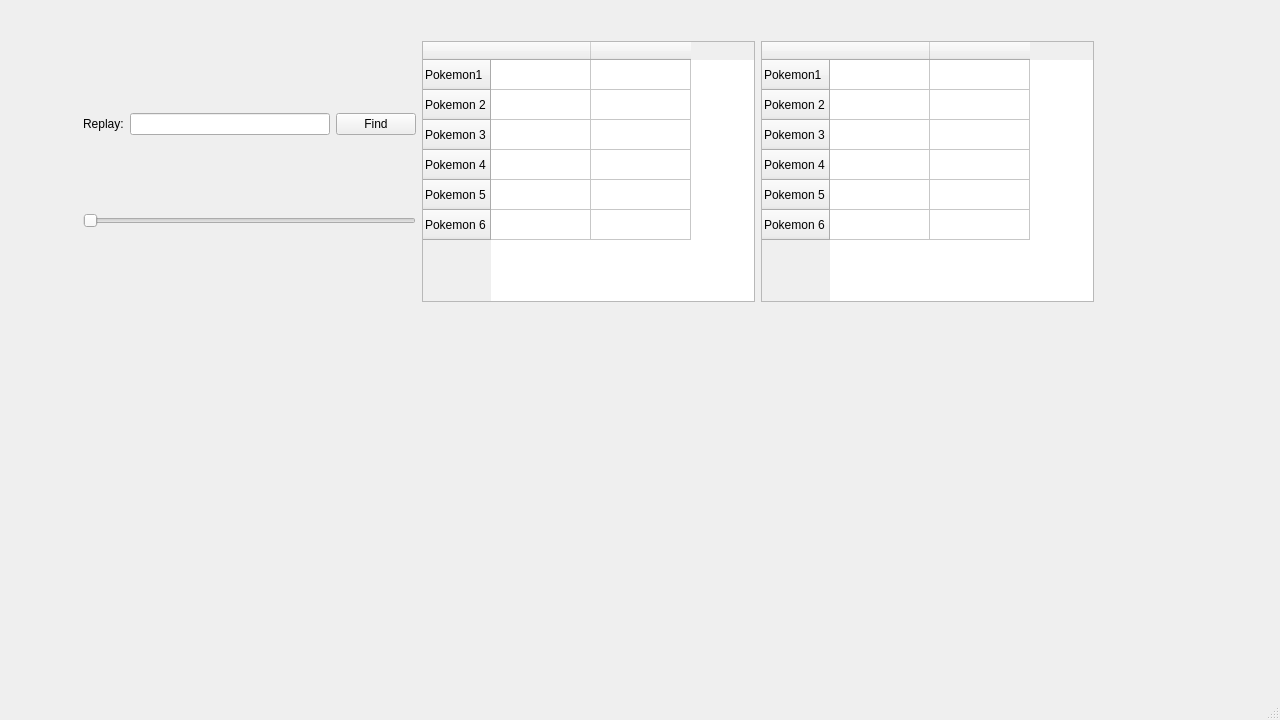
Old version of the form mainwindow.ui in the repository czajkub/ShowRep.
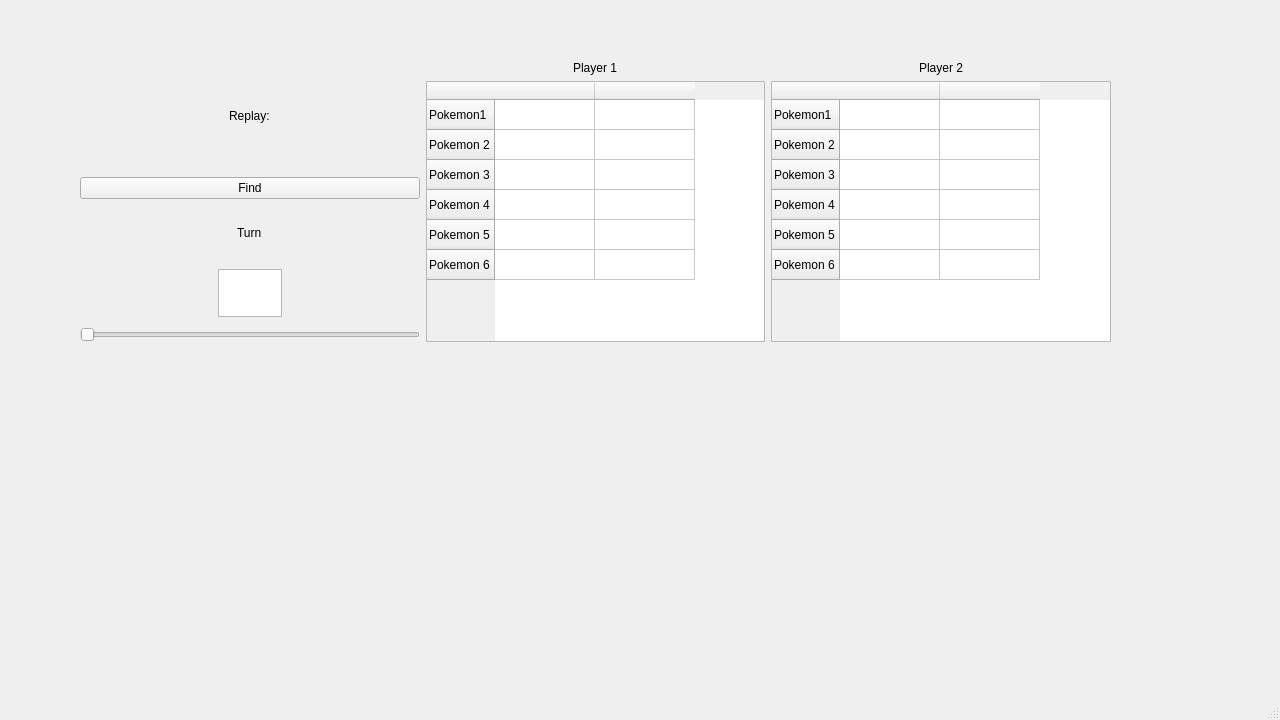
New version of the form.

Commit message: changed way the table is displayed

What changed in the file:
```diff
--- a/mainwindow.ui
+++ b/mainwindow.ui
@@ -17,30 +17,27 @@
    <bool>false</bool>
   </property>
   <widget class="QWidget" name="centralwidget">
-   <widget class="QWidget" name="layoutWidget">
+   <widget class="QWidget" name="">
     <property name="geometry">
      <rect>
-      <x>83</x>
-      <y>41</y>
-      <width>1011</width>
-      <height>261</height>
+      <x>80</x>
+      <y>61</y>
+      <width>1031</width>
+      <height>281</height>
      </rect>
     </property>
-    <layout class="QHBoxLayout" name="horizontalLayout_2">
-     <item>
-      <layout class="QVBoxLayout" name="verticalLayout">
-       <item>
         <layout class="QHBoxLayout" name="horizontalLayout">
          <item>
+      <layout class="QVBoxLayout" name="verticalLayout_3">
+       <item>
+        <layout class="QVBoxLayout" name="verticalLayout">
+         <item alignment="Qt::AlignmentFlag::AlignHCenter">
           <widget class="QLabel" name="fileLabel">
            <property name="text">
             <string>Replay:</string>
            </property>
           </widget>
          </item>
-         <item>
-          <widget class="QLineEdit" name="fileLineEdit"/>
-         </item>
          <item>
           <widget class="QPushButton" name="fileButton">
            <property name="text">
@@ -51,6 +48,25 @@
         </layout>
        </item>
        <item>
+        <layout class="QVBoxLayout" name="verticalLayout_2">
+         <item alignment="Qt::AlignmentFlag::AlignHCenter">
+          <widget class="QLabel" name="turnSliderLabel">
+           <property name="text">
+            <string>Turn</string>
+           </property>
+          </widget>
+         </item>
+         <item alignment="Qt::AlignmentFlag::AlignHCenter|Qt::AlignmentFlag::AlignVCenter">
+          <widget class="QTextEdit" name="textEdit">
+           <property name="maximumSize">
+            <size>
+             <width>64</width>
+             <height>48</height>
+            </size>
+           </property>
+          </widget>
+         </item>
+         <item>
         <widget class="QSlider" name="turnSlider">
          <property name="minimum">
           <number>1</number>
@@ -62,6 +78,17 @@
        </item>
       </layout>
      </item>
+      </layout>
+     </item>
+     <item>
+      <layout class="QVBoxLayout" name="player1tableLayout">
+       <item alignment="Qt::AlignmentFlag::AlignHCenter">
+        <widget class="QLabel" name="player1tableLabel">
+         <property name="text">
+          <string>Player 1</string>
+         </property>
+        </widget>
+       </item>
      <item>
       <widget class="QTableWidget" name="player1table">
        <property name="autoScroll">
@@ -109,6 +136,17 @@
        </column>
       </widget>
      </item>
+      </layout>
+     </item>
+     <item>
+      <layout class="QVBoxLayout" name="player2tableLayout">
+       <item alignment="Qt::AlignmentFlag::AlignHCenter">
+        <widget class="QLabel" name="player2tableLabel">
+         <property name="text">
+          <string>Player 2</string>
+         </property>
+        </widget>
+       </item>
      <item>
       <widget class="QTableWidget" name="player2table">
        <row>
@@ -152,6 +190,8 @@
         </property>
        </column>
       </widget>
+       </item>
+      </layout>
      </item>
     </layout>
    </widget>
```
Lines whose indentation alone changed are shown as unchanged. The commit also changes 2 other files.
